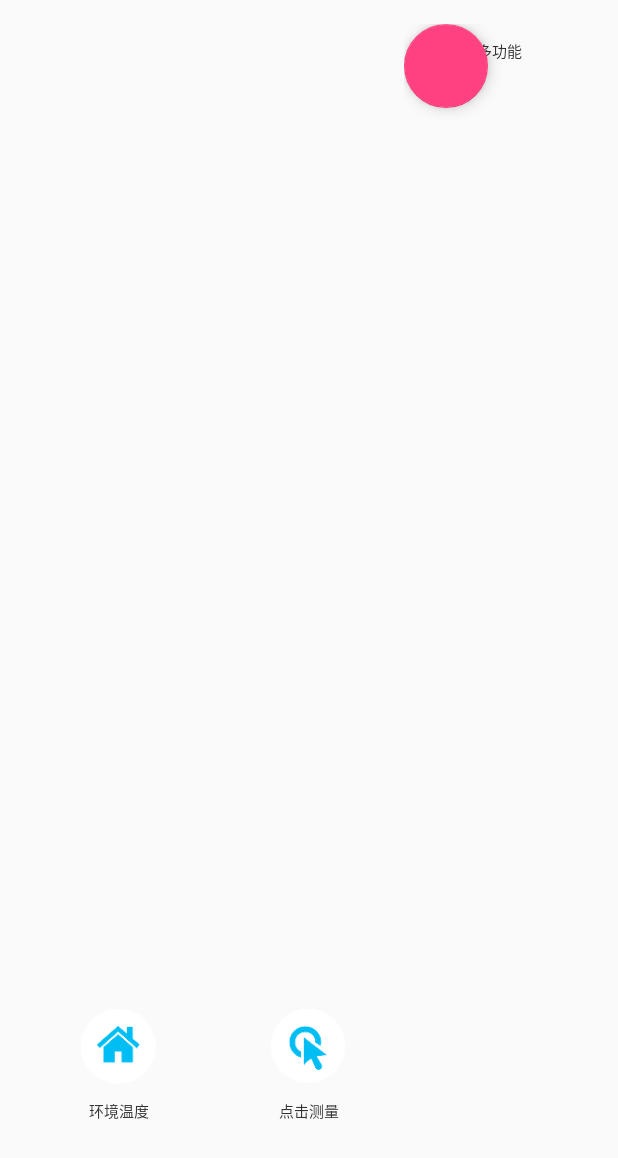
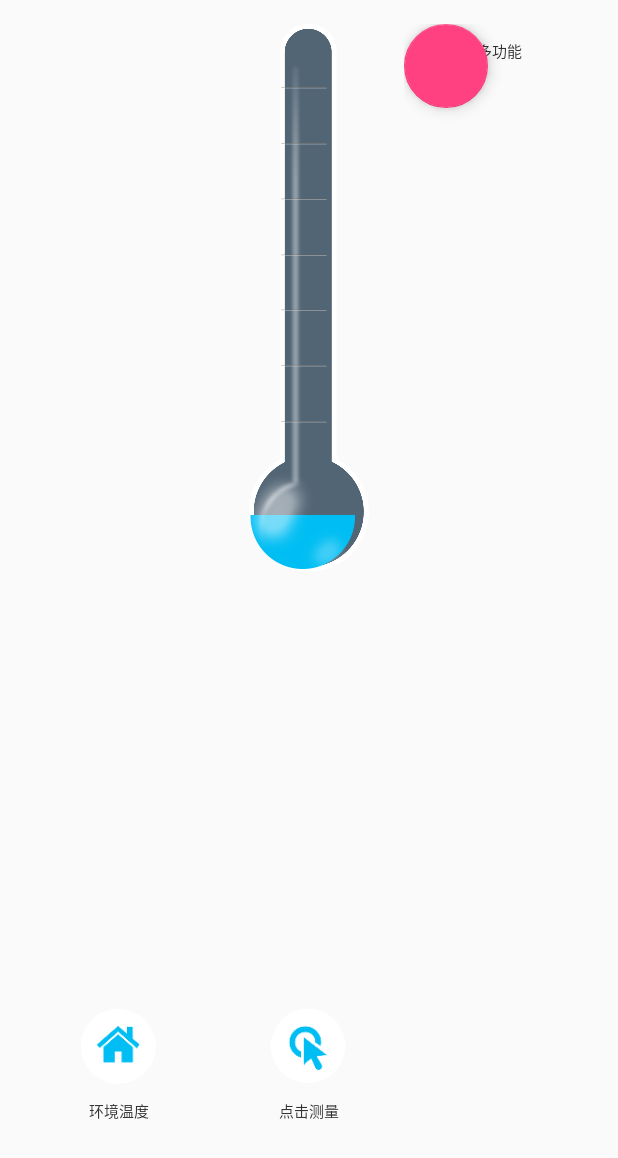
Before and after one commit to TemperatureGauge/TemperatureGauge, an Android app: the layout content_main.xml on its own in the app's theme, with its tools: preview values and no code run, on a phone screen of 412 x 824 dp. Shown: the top 1158 px of the screen. Run offline under Robolectric (Android 15) with nearby library versions, the phone set to English and light mode, and no system bars; plain views replace RapidFloatingActionButton, RapidFloatingActionLayout.

Commit message:
添加了温度计

```diff
--- /dev/null
+++ b/app/src/main/java/com/example/theone/temperaturegaugebaby/views/ThermometerView.java
@@ -0,0 +1,83 @@
+package com.example.theone.temperaturegaugebaby.views;
+
+import android.content.Context;
+import android.graphics.Bitmap;
+import android.graphics.BitmapFactory;
+import android.graphics.Canvas;
+import android.graphics.Paint;
+import android.graphics.Rect;
+import android.util.AttributeSet;
+import android.view.View;
+import android.widget.FrameLayout;
+
+import com.example.theone.temperaturegaugebaby.R;
+
+
+/**
+ * Created by yeah on 2016/4/16.
+ */
+public class ThermometerView extends FrameLayout {
+
+    private int barResId = R.drawable.thermometer_bar;
+    private int fgResId = R.drawable.thermometer_fg;
+    private Bitmap mScaledBitmap;
+    private Bitmap mBitmap;
+    private float mRatio = 0.1f;
+    private Paint paint;
+    private Bitmap disPlayBitmap;
+
+    public ThermometerView(Context context, AttributeSet attrs) {
+        super(context, attrs);
+        init();
+    }
+
+    private void init() {
+      paint =  new Paint();
+        paint.setColor(getResources().getColor(R.color.blue));
+    }
+
+    public ThermometerView(Context context) {
+        super(context);
+        init();
+    }
+
+    public ThermometerView(Context context, AttributeSet attrs, int defStyleAttr) {
+        super(context, attrs, defStyleAttr);
+        init();
+    }
+
+    @Override
+    protected void dispatchDraw(Canvas canvas) {
+        super.dispatchDraw(canvas);
+        int width = getWidth();
+        if (mBitmap == null) {
+            mBitmap = BitmapFactory.decodeResource(getContext().getResources(), getBarResId());
+            mScaledBitmap = BitmapFactory.decodeResource(getContext().getResources(), getFgResId());
+        }
+        int height =  mBitmap.getHeight();
+        height*=(1-mRatio);
+
+        disPlayBitmap = cropBitmap(mBitmap,height);
+       canvas.drawBitmap(disPlayBitmap, -11f, 13f+height, null);
+
+        canvas.drawBitmap(mScaledBitmap, -8f, 40f, null);
+
+    }
+
+    private Bitmap cropBitmap(Bitmap mBitmap, int height) {
+
+        return Bitmap.createBitmap(mBitmap,0,height,mBitmap.getWidth(),mBitmap.getHeight()-height);
+    }
+
+    public int getBarResId() {
+        return barResId;
+    }
+
+    public int getFgResId() {
+        return fgResId;
+    }
+
+    public void setFgResId(int fgResId) {
+        this.fgResId = fgResId;
+    }
+}
--- a/app/src/main/res/layout/content_main.xml
+++ b/app/src/main/res/layout/content_main.xml
@@ -11,6 +11,20 @@
     app:layout_behavior="@string/appbar_scrolling_view_behavior"
     tools:context=".activity.MainActivity"
     tools:showIn="@layout/activity_main">
+    <com.example.theone.temperaturegaugebaby.views.ThermometerView
+        android:layout_width="wrap_content"
+        android:layout_height="wrap_content"
+        android:layout_centerHorizontal="true">
+
+        <ImageView
+            android:id="@+id/bg1"
+            android:layout_width="wrap_content"
+            android:layout_height="wrap_content"
+            android:layout_gravity="center"
+            android:src="@drawable/thermometer_bg"
+            android:visibility="visible" />
+
+    </com.example.theone.temperaturegaugebaby.views.ThermometerView>
 
     <LinearLayout
         android:layout_width="match_parent"
--- a/settings.gradle
+++ b/settings.gradle
@@ -1 +1 @@
-include ':app', ':rapidFloatingActionButton'
+include ':rapidFloatingActionButton', ':app'
```
Also changed, not shown: app/src/main/res/drawable-xxhdpi/thermometer_bar.png (added), app/src/main/res/drawable-xxhdpi/thermometer_bg.png (added), app/src/main/res/drawable-xxhdpi/thermometer_fg.png (added).
